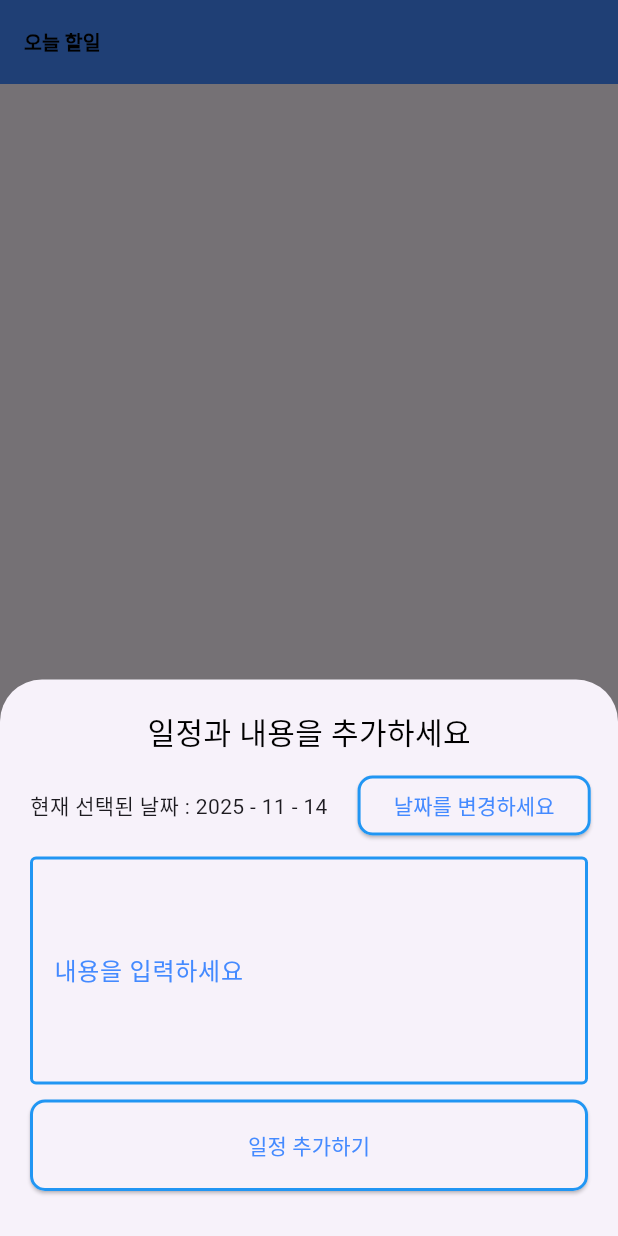
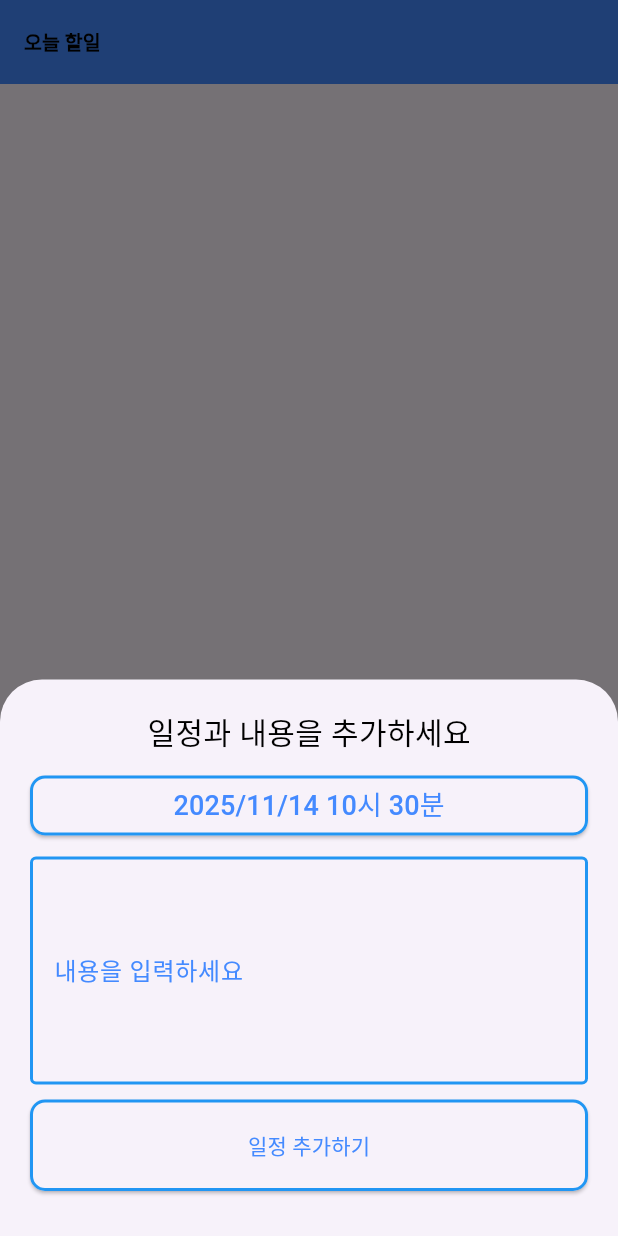
Before and after one commit to devhyunwoo/flutter_doit, a Flutter app: the screen it shows after launch, after a tap on the "plus one" icon, on a phone screen of 412 x 824 dp. Run offline on Flutter 3.47's test engine with Material 3 defaults, Android fonts, the phone set to English and light mode, and no system bars; our stand-ins replace dio, flutter_riverpod, freezed_annotation, go_router, sqflite; accounts and stored records are empty.

```diff
--- a/lib/ui/di/di.dart
+++ b/lib/ui/di/di.dart
@@ -4,6 +4,7 @@ import 'package:doit_app/data/repository/api_repository.dart';
 import 'package:doit_app/data/repository/db_repository.dart';
 import 'package:doit_app/data/repository_impl/api_repository_impl.dart';
 import 'package:doit_app/data/repository_impl/db_repository_impl.dart';
+import 'package:doit_app/ui/home/contract/notifier/image_notifier.dart';
 import 'package:flutter_riverpod/flutter_riverpod.dart';
 import 'package:sqflite/sqflite.dart';
 
@@ -56,3 +57,7 @@ final apiRepositoryProvider = Provider<ApiRepository>((ref) {
   final dio = ref.watch(dioProvider);
   return ApiRepositoryImpl(dio);
 });
+
+final imageProvider = NotifierProvider.autoDispose<ImageNotifier, List<String>>(
+  ImageNotifier.new,
+);
--- a/lib/ui/home/contract/event/home_event.dart
+++ b/lib/ui/home/contract/event/home_event.dart
@@ -13,9 +13,3 @@ class RemoveTodo extends HomeEvent {
 }
 
 class OnClickImage extends HomeEvent {}
-
-class OnChangeQuery extends HomeEvent {
-  final String query;
-
-  OnChangeQuery(this.query);
-}
--- a/lib/ui/home/contract/state/home_state.dart
+++ b/lib/ui/home/contract/state/home_state.dart
@@ -5,8 +5,5 @@ part 'home_state.freezed.dart';
 
 @freezed
 class HomeState with _$HomeState {
-  const factory HomeState({
-    @Default('') String query,
-    required List<TodoModel> items,
-  }) = _HomeState;
+  const factory HomeState({required List<TodoModel> items}) = _HomeState;
 }
--- a/lib/ui/home/view/widgets/bottom_sheet/bottom_sheet.dart
+++ b/lib/ui/home/view/widgets/bottom_sheet/bottom_sheet.dart
@@ -1,3 +1,4 @@
+import 'package:flutter/cupertino.dart';
 import 'package:flutter/material.dart';
 import 'package:flutter_riverpod/flutter_riverpod.dart';
 import 'package:go_router/go_router.dart';
@@ -37,22 +38,11 @@ class HomeBottomSheet extends ConsumerWidget {
 
   Widget _dateTimeItem(BuildContext context, WidgetRef ref) {
     final dateTime = ref.watch(bottomSheetProvider).dateTime;
-    return Row(
-      mainAxisSize: MainAxisSize.max,
-      crossAxisAlignment: CrossAxisAlignment.center,
-      mainAxisAlignment: MainAxisAlignment.center,
-      children: [
-        Text(
-          '현재 선택된 날짜 : ${dateTime.year} - ${dateTime.month} - ${dateTime.day}',
-        ),
-        SizedBox(width: 20),
-        ElevatedButton(
+    return SizedBox(
+      width: double.infinity,
+      child: ElevatedButton(
         onPressed: () async {
-            final picker = await showDatePicker(
-              context: context,
-              firstDate: DateTime(2000),
-              lastDate: DateTime(2100),
-            );
+          final picker = await _showRollingDateTimePicker(context);
           if (picker != null) {
             ref.read(bottomSheetProvider.notifier).setDateTime(picker);
           }
@@ -64,9 +54,8 @@ class HomeBottomSheet extends ConsumerWidget {
             side: BorderSide(color: Colors.blue, width: 2),
           ),
         ),
-          child: const Text('날짜를 변경하세요'),
+        child: Text('${dateTime.year}/${dateTime.month}/${dateTime.day} ${dateTime.hour}시 ${dateTime.minute}분',style: TextStyle(fontSize: 18),),
       ),
-      ],
     );
   }
 
@@ -114,4 +103,38 @@ class HomeBottomSheet extends ConsumerWidget {
       ),
     );
   }
+
+  Future<DateTime?> _showRollingDateTimePicker(BuildContext context) {
+    return showModalBottomSheet<DateTime>(
+      context: context,
+      builder: (_) {
+        DateTime temp = DateTime.now();
+
+        return SizedBox(
+          height: 300,
+          child: Column(
+            children: [
+              Expanded(
+                child: CupertinoDatePicker(
+                  mode: CupertinoDatePickerMode.dateAndTime,
+                  use24hFormat: true,
+                  initialDateTime: DateTime.now(),
+                  onDateTimeChanged: (value) => {temp = value},
+                ),
+              ),
+              SizedBox(
+                width: double.infinity,
+                child: TextButton(
+                  onPressed: () {
+                    context.pop(temp);
+                  },
+                  child: Text('확인', style: TextStyle(fontSize: 18)),
+                ),
+              ),
+            ],
+          ),
+        );
+      },
+    );
   }
+}
--- a/lib/ui/home/view_model/home_view_model.dart
+++ b/lib/ui/home/view_model/home_view_model.dart
@@ -18,7 +18,10 @@ class HomeViewModel extends AsyncNotifier<HomeState> {
     ref.onDispose(() {
       _effectController.close();
     });
-    return HomeState(items: <TodoModel>[]);
+
+    final repository = await ref.read(dbRepositoryProvider.future);
+    final todos = await repository.getTodos();
+    return HomeState(items: todos);
   }
 
   Future<void> _fetchDataFromDB() async {
@@ -62,12 +65,6 @@ class HomeViewModel extends AsyncNotifier<HomeState> {
         }
       case OnClickImage():
         _effectController.add(ShowDialog());
-      case OnChangeQuery():
-        state = AsyncValue.data(
-          (state.value ?? HomeState(items: <TodoModel>[])).copyWith(
-            query: event.query,
-          ),
-        );
     }
   }
 }
--- a/pubspec.yaml
+++ b/pubspec.yaml
@@ -46,6 +46,7 @@ dependencies:
   sqflite: ^2.4.2
   path: ^1.9.1
   dio: ^5.9.0
+  logger: ^2.6.2
 
 dev_dependencies:
   flutter_test:
```
Also changed, not shown: lib/data/model/image_response.dart (+9 -1 lines), lib/data/repository_impl/api_repository_impl.dart (+10 -2 lines), lib/ui/home/contract/notifier/image_notifier.dart (added, +22 -0 lines), lib/ui/home/view/home_view.dart (+28 -9 lines), lib/ui/home/view/widgets/todo_item.dart (+4 -4 lines), lib/data/model/image_response.freezed.dart, lib/data/model/image_response.g.dart, lib/ui/home/contract/state/home_state.freezed.dart, pubspec.lock. Lines whose indentation alone changed are shown as unchanged.
